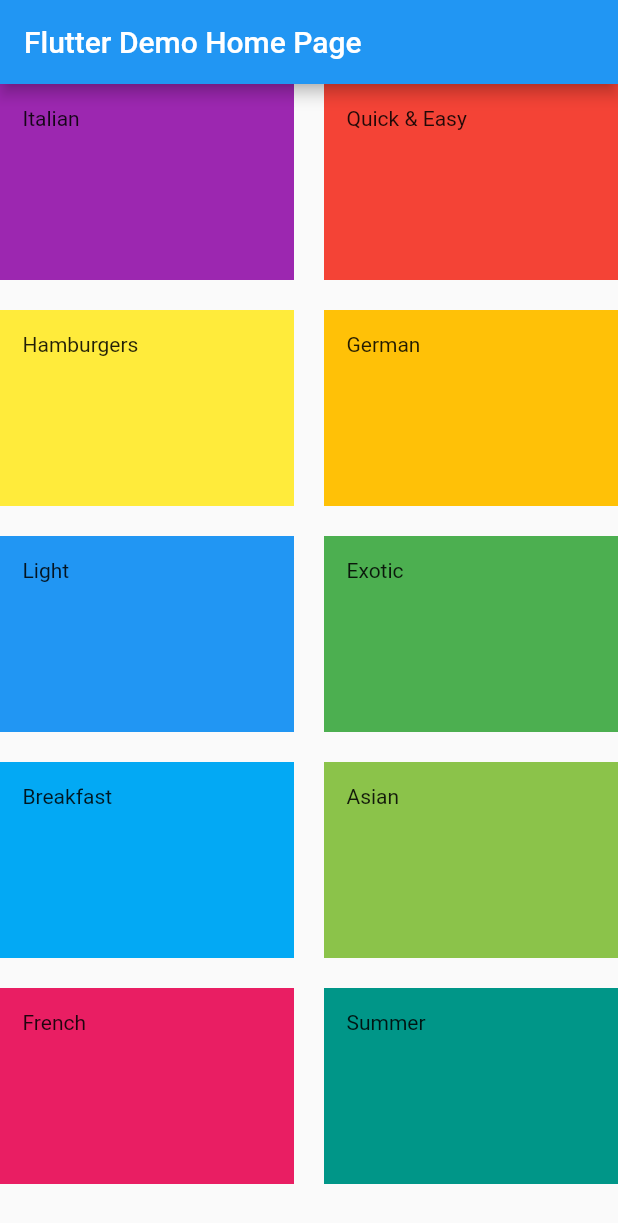
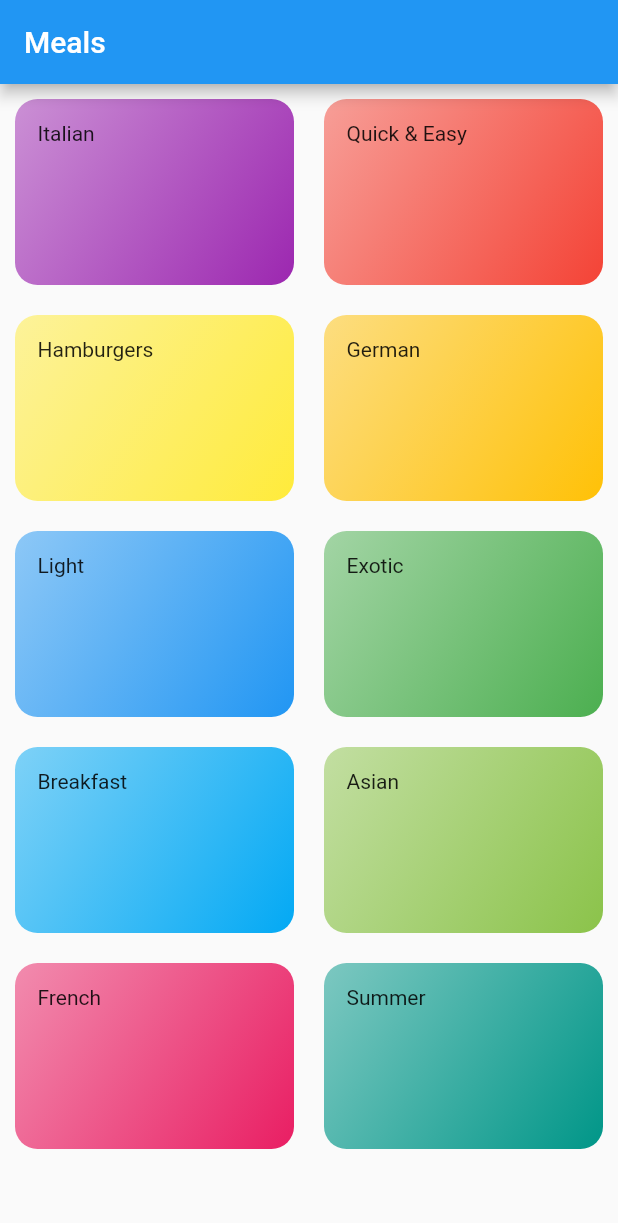
Before and after one commit to HabibaAssem/FlutterMealsApp, a Flutter app: the screen it shows after launch, on a phone screen of 412 x 824 dp. Shown: the top 1223 px of the screen. Run offline on Flutter 3.47's test engine with Material 2 defaults, Android fonts, the phone set to English and light mode, and no system bars.

Commit message:
Tested app and minor modifications

```diff
--- a/lib/categories.dart
+++ b/lib/categories.dart
@@ -7,6 +7,7 @@ class Categories extends StatelessWidget {
   @override
   Widget build(BuildContext context) {
     return GridView(
+      padding: EdgeInsets.all(10),
       gridDelegate: const SliverGridDelegateWithMaxCrossAxisExtent(
         maxCrossAxisExtent: 200, //width
         childAspectRatio: 3 / 2, //reation between widthh and height
--- a/lib/main.dart
+++ b/lib/main.dart
@@ -11,11 +11,11 @@ class MyApp extends StatelessWidget {
   @override
   Widget build(BuildContext context) {
     return MaterialApp(
-      title: 'Flutter Demo',
+      title: 'Meals App',
       theme: ThemeData(
         primarySwatch: Colors.blue,
       ),
-      home: const MyHomePage(title: 'Flutter Demo Home Page'),
+      home: const MyHomePage(title: 'Meals'),
     );
   }
 }
--- a/lib/models/category.dart
+++ b/lib/models/category.dart
@@ -1,9 +1,3 @@
-import 'dart:html';
-
-import 'package:flutter/rendering.dart';
-import 'package:flutter/src/widgets/container.dart';
-import 'package:flutter/src/widgets/framework.dart';
-
 import 'package:flutter/material.dart';
 
 class Category extends StatelessWidget {
@@ -18,10 +12,10 @@ class Category extends StatelessWidget {
     return Container(
       padding: const EdgeInsets.all(15),
       child: Text(title),
-      color: color,
+      // color: color,
       decoration: BoxDecoration(
         gradient: LinearGradient(
-            colors: [color.withOpacity(0.7), color],
+            colors: [color.withOpacity(0.5), color],
             begin: Alignment.topLeft,
             end: Alignment.bottomRight),
         borderRadius: BorderRadius.circular(15),
```
